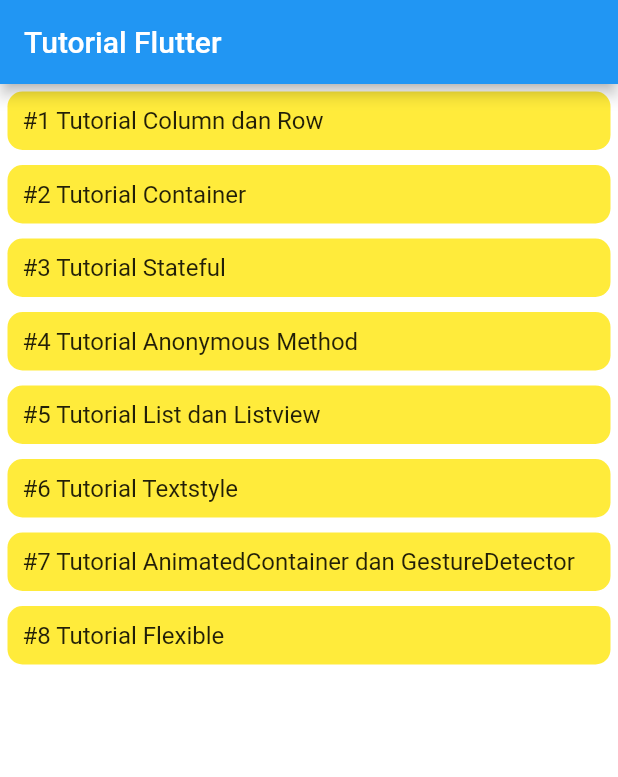
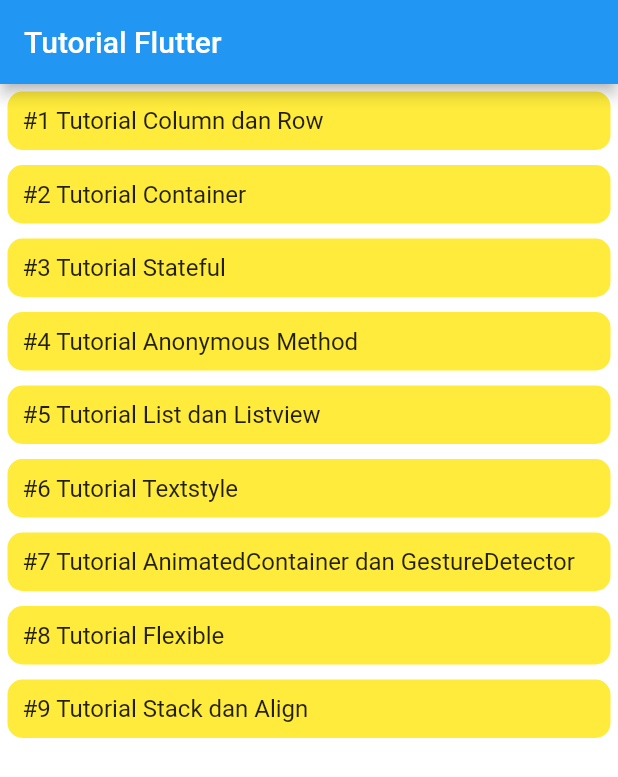
Before and after one commit to syahroel712/tutorial-flutter-pemula, a Flutter app: the screen it shows after launch, on a phone screen of 412 x 824 dp. Shown: the top 777 px of the screen. Run offline on Flutter 3.47's test engine with Material 2 defaults, Android fonts, the phone set to English and light mode, and no system bars.

Commit message:
#9 Stack & Align

```diff
--- a/lib/main.dart
+++ b/lib/main.dart
@@ -9,6 +9,7 @@ import 'package:flutter_study/pages/5_list_listview.dart';
 import 'package:flutter_study/pages/6_textstyle.dart';
 import 'package:flutter_study/pages/7_animatedContainer_gestureDetector.dart';
 import 'package:flutter_study/pages/8_flexible.dart';
+import 'package:flutter_study/pages/9_stack_align.dart';
 
 void main() {
   runApp(MyApp());
@@ -25,6 +26,7 @@ class MyApp extends StatelessWidget {
     '/6_textstyle': (_) => TextStylePage(),
     '/7_animated_container': (_) => AnimatedContainerPage(),
     '/8_flexible': (_) => FlexiblePage(),
+    '/9_stack_align': (_) => StackAlignPage(),
   };
 
   @override
--- a/lib/pages/home.dart
+++ b/lib/pages/home.dart
@@ -179,6 +179,26 @@ class HomePage extends StatelessWidget {
                         ),
                       ),
                     ),
+                    Container(
+                      margin: EdgeInsets.all(5),
+                      padding: EdgeInsets.all(10),
+                      width: MediaQuery.of(context).size.width,
+                      decoration: BoxDecoration(
+                        borderRadius: BorderRadius.circular(10),
+                        color: Colors.yellow,
+                      ),
+                      child: InkWell(
+                        onTap: () {
+                          Navigator.pushNamed(context, '/9_stack_align');
+                        },
+                        child: Text(
+                          '#9 Tutorial Stack dan Align',
+                          style: TextStyle(
+                            fontSize: 16,
+                          ),
+                        ),
+                      ),
+                    ),
                   ],
                 ),
               ],
```
Also changed, not shown: lib/pages/9_stack_align.dart (added, +136 -0 lines).
